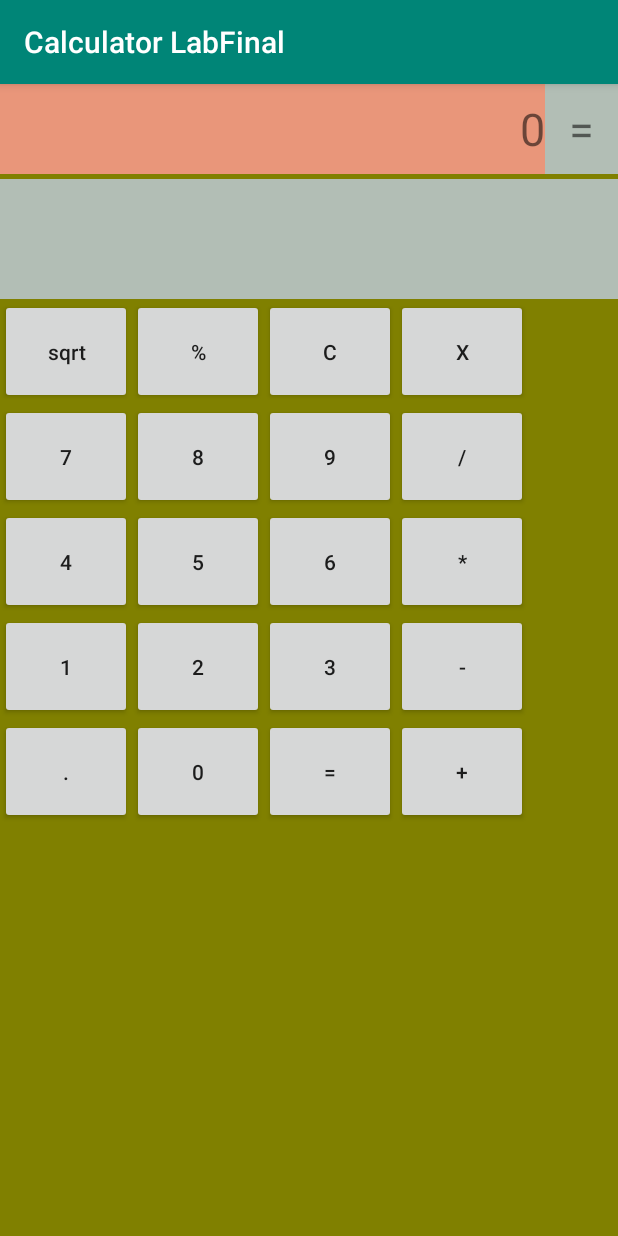
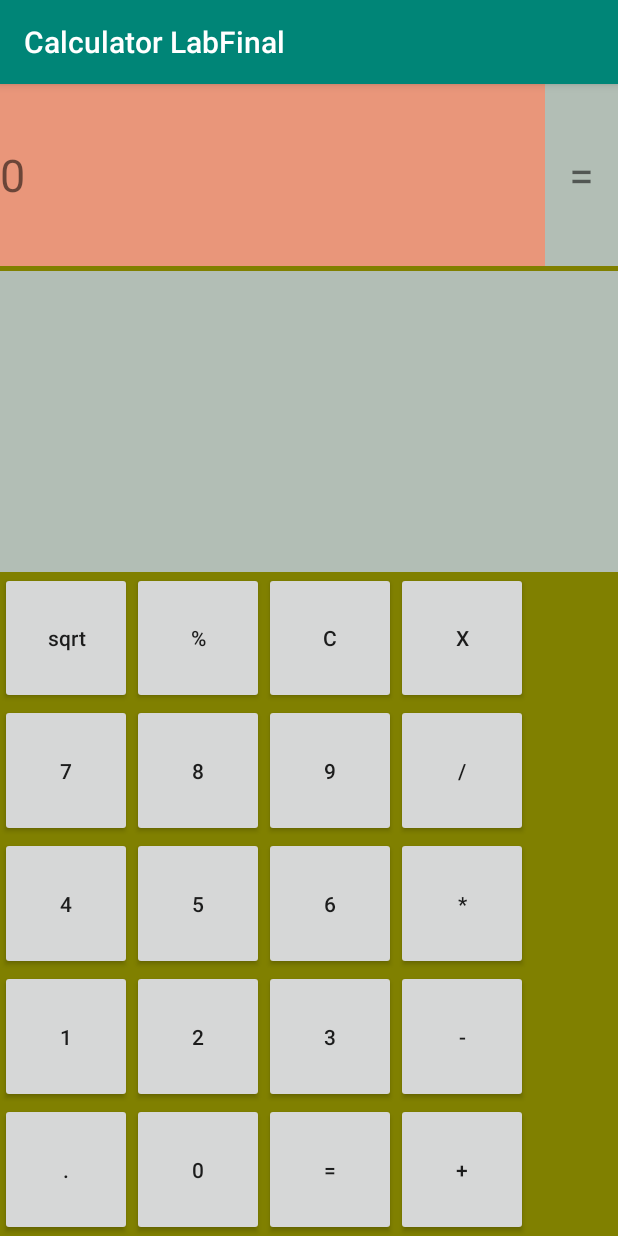
Before and after one commit to ahadru/Calculator-1.0, an Android app: the screen it shows after launch (MainActivity), on a phone screen of 412 x 824 dp. Run offline under Robolectric (Android 15) with nearby library versions, the phone set to English and light mode, and no system bars.

Commit message:
Little design change and Finally got  unit test

```diff
--- a/app/src/main/java/com/ahad/calculatorlabfinal/MainActivity.java
+++ b/app/src/main/java/com/ahad/calculatorlabfinal/MainActivity.java
@@ -286,8 +286,6 @@ public class MainActivity extends AppCompatActivity {
         butMul.setOnClickListener(new View.OnClickListener() {
             @Override
             public void onClick(View view) {
-                Log.d("STA",opStatus);
-                Log.d("tag",Double.toString(value));
                 if(!content.getText().toString().matches("") && value != 0){
                     switch (opStatus){
                         case "ADD":
@@ -304,7 +302,6 @@ public class MainActivity extends AppCompatActivity {
                             break;
                         case "MUL":
                             value *= Double.parseDouble(content.getText().toString());
-                            Log.d("BAL",Double.toString(value));
                             contentRes.setText(Double.toString(value));
                             opStatus = "MUL";
                             statusB.setText("*");
@@ -338,10 +335,8 @@ public class MainActivity extends AppCompatActivity {
                         opStatus = "MUL";
                         statusB.setText("*");
                         content.setText("");
-                        Log.d("SAL",Double.toString(value));
                     }
                 }
-                Log.d("STA",opStatus);
             }
 
         });
--- a/app/src/main/res/layout/activity_main.xml
+++ b/app/src/main/res/layout/activity_main.xml
@@ -5,21 +5,23 @@
     android:layout_height="match_parent"
     android:orientation="vertical"
     tools:context=".MainActivity"
-    android:background="@color/Olive">
+    android:background="@color/Olive"
+    android:weightSum="100">
 
     <LinearLayout
         android:layout_width="match_parent"
         android:layout_height="wrap_content"
         android:orientation="horizontal"
         android:background="@color/DarkSalmon"
-        android:weightSum="20">
+        android:weightSum="20"
+        android:layout_weight="20">
         <TextView
             android:id="@+id/contentRes"
             android:layout_width="wrap_content"
-            android:layout_height="60dp"
+            android:layout_height="match_parent"
             android:text="0"
-            android:gravity="right"
             android:textAlignment="gravity"
+            android:gravity="center_vertical"
             android:textSize="30sp"
             android:background="@color/DarkSalmon"
             android:layout_weight="19"/>
@@ -29,13 +31,14 @@
             android:layout_width="30dp"
             android:gravity="center"
             android:textAlignment="gravity"
-            android:layout_height="60dp"
+            android:layout_height="match_parent"
             android:text="="
             android:textSize="30sp"
             android:layout_weight="1"/>
     </LinearLayout>
     <TextView
         android:id="@+id/content"
+        android:layout_weight="30"
         android:layout_width="match_parent"
         android:layout_height="80dp"
         android:gravity="right"
@@ -46,133 +49,138 @@
     <LinearLayout
         android:layout_width="match_parent"
         android:layout_height="wrap_content"
-        android:orientation="horizontal">
+        android:orientation="horizontal"
+        android:layout_weight="10">
         <Button
             android:id="@+id/buttonSqrt"
             android:layout_width="wrap_content"
-            android:layout_height="70dp"
+            android:layout_height="match_parent"
             android:text="sqrt"
             android:textAllCaps="false"/>
         <Button
             android:id="@+id/buttonMod"
             android:layout_width="wrap_content"
-            android:layout_height="70dp"
+            android:layout_height="match_parent"
             android:text="%"/>
         <Button
             android:id="@+id/buttonC"
             android:layout_width="wrap_content"
-            android:layout_height="70dp"
+            android:layout_height="match_parent"
             android:text="C"/>
 
         <Button
             android:id="@+id/buttonX"
             android:layout_width="wrap_content"
-            android:layout_height="70dp"
+            android:layout_height="match_parent"
             android:text="X" />
     </LinearLayout>
 
     <LinearLayout
         android:layout_width="match_parent"
         android:layout_height="wrap_content"
-        android:orientation="horizontal">
+        android:orientation="horizontal"
+        android:layout_weight="10">
         <Button
             android:id="@+id/button7"
             android:layout_width="wrap_content"
-            android:layout_height="70dp"
+            android:layout_height="match_parent"
             android:text="7"/>
         <Button
             android:id="@+id/button8"
             android:layout_width="wrap_content"
-            android:layout_height="70dp"
+            android:layout_height="match_parent"
             android:text="8"/>
         <Button
             android:id="@+id/button9"
             android:layout_width="wrap_content"
-            android:layout_height="70dp"
+            android:layout_height="match_parent"
             android:text="9"/>
 
         <Button
             android:id="@+id/buttonDiv"
             android:layout_width="wrap_content"
-            android:layout_height="70dp"
+            android:layout_height="match_parent"
             android:text="/" />
     </LinearLayout>
     <LinearLayout
         android:layout_width="match_parent"
         android:layout_height="wrap_content"
-        android:orientation="horizontal">
+        android:orientation="horizontal"
+        android:layout_weight="10">
         <Button
             android:id="@+id/button4"
             android:layout_width="wrap_content"
-            android:layout_height="70dp"
+            android:layout_height="match_parent"
             android:text="4"/>
         <Button
             android:id="@+id/button5"
             android:layout_width="wrap_content"
-            android:layout_height="70dp"
+            android:layout_height="match_parent"
             android:text="5"/>
         <Button
             android:id="@+id/button6"
             android:layout_width="wrap_content"
-            android:layout_height="70dp"
+            android:layout_height="match_parent"
             android:text="6"/>
 
         <Button
             android:id="@+id/buttonMul"
             android:layout_width="wrap_content"
-            android:layout_height="70dp"
+            android:layout_height="match_parent"
             android:text="*" />
     </LinearLayout>
     <LinearLayout
         android:layout_width="match_parent"
         android:layout_height="wrap_content"
-        android:orientation="horizontal">
+        android:orientation="horizontal"
+        android:layout_weight="10">
         <Button
             android:id="@+id/button1"
             android:layout_width="wrap_content"
-            android:layout_height="70dp"
+            android:layout_height="match_parent"
             android:text="1"/>
         <Button
             android:id="@+id/button2"
             android:layout_width="wrap_content"
-            android:layout_height="70dp"
+            android:layout_height="match_parent"
             android:text="2"/>
         <Button
             android:id="@+id/button3"
             android:layout_width="wrap_content"
-            android:layout_height="70dp"
+            android:layout_height="match_parent"
             android:text="3"/>
 
         <Button
             android:id="@+id/buttonSub"
             android:layout_width="wrap_content"
-            android:layout_height="70dp"
+            android:layout_height="match_parent"
             android:text="-" />
     </LinearLayout>
     <LinearLayout
         android:layout_width="match_parent"
         android:layout_height="wrap_content"
-        android:orientation="horizontal">
+        android:orientation="horizontal"
+        android:layout_weight="10">
         <Button
             android:id="@+id/buttonDot"
             android:layout_width="wrap_content"
-            android:layout_height="70dp"
+            android:layout_height="match_parent"
             android:text="."/>
         <Button
             android:id="@+id/button0"
             android:layout_width="wrap_content"
-            android:layout_height="70dp"
+            android:layout_height="match_parent"
             android:text="0"/>
         <Button
             android:id="@+id/buttonEqual"
             android:layout_width="wrap_content"
-            android:layout_height="70dp"
+            android:layout_height="match_parent"
             android:text="="/>
 
         <Button
             android:id="@+id/buttonAdd"
             android:layout_width="wrap_content"
-            android:layout_height="70dp"
+            android:layout_height="match_parent"
             android:text="+" />
     </LinearLayout>
 </LinearLayout>
--- /dev/null
+++ b/app/src/main/res/values/dimen.xml
@@ -0,0 +1,4 @@
+<?xml version="1.0" encoding="utf-8"?>
+<resources>
+    <dimen name="but_sizee">25dp</dimen>
+</resources>
```
Also changed, not shown: 1 other file.
